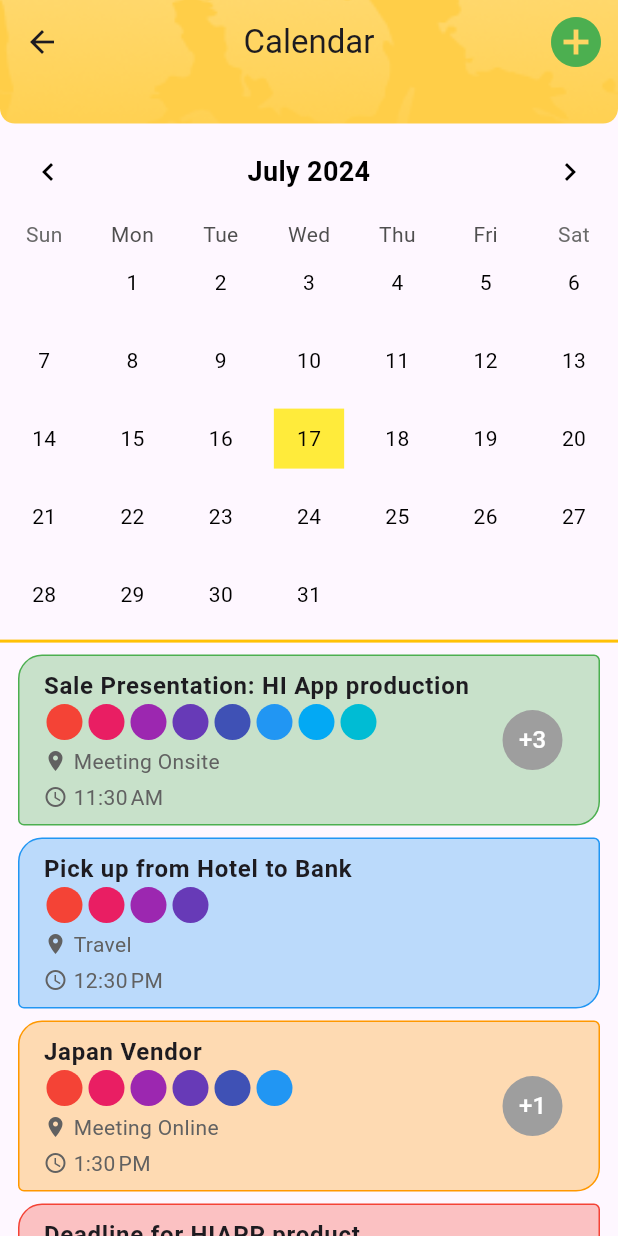
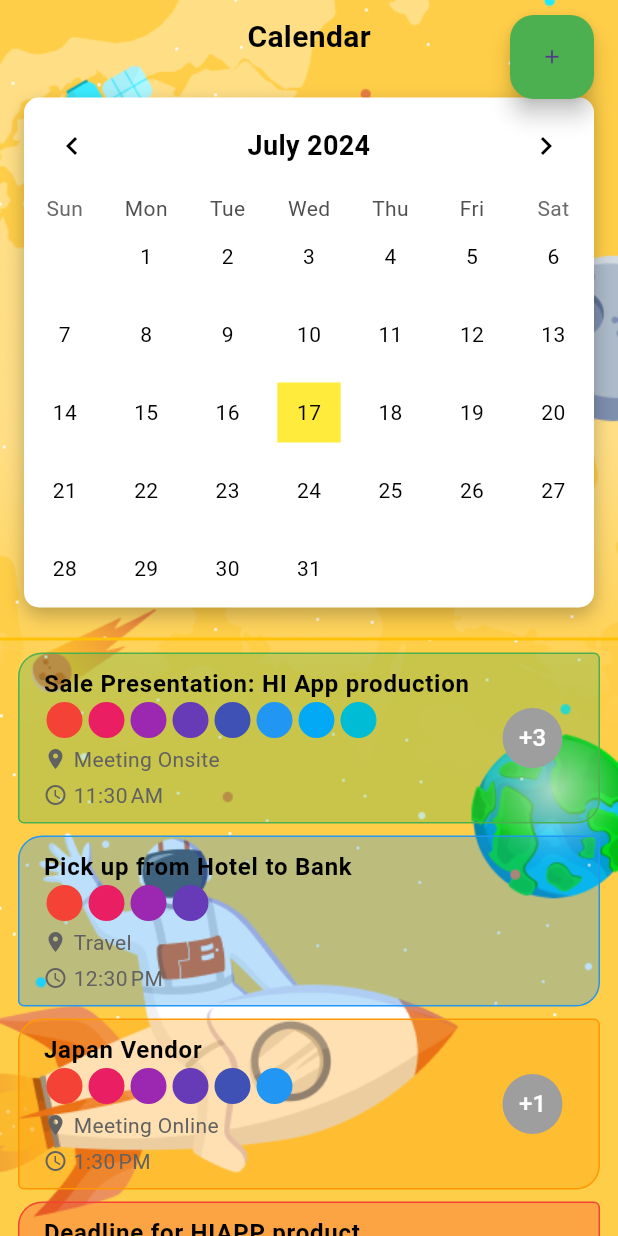
Before and after one commit to FGCompanyDev00/pb_hrm_app, a Flutter app: the HomeCalendar screen opened directly, on a phone screen of 412 x 824 dp. Run offline on Flutter 3.47's test engine with Material 3 defaults, Android fonts, the phone set to English and light mode, and no system bars; drawn by our look-alikes of table_calendar; our stand-ins replace carousel_slider, flutter_easyloading, flutter_hooks, flutter_local_notifications, flutter_staggered_animations, hooks_riverpod and 3 more; accounts and stored records are empty; generated files the repository leaves out were written again; network calls fail.

```diff
--- a/lib/home/home_calendar.dart
+++ b/lib/home/home_calendar.dart
@@ -1,8 +1,10 @@
 import 'package:flutter/material.dart';
-import 'package:pb_hrsystem/home/popups/EventDetailsPopup.dart';
+import 'package:provider/provider.dart';
+import 'package:pb_hrsystem/theme/theme.dart';
 import 'package:table_calendar/table_calendar.dart';
 import 'package:flutter_local_notifications/flutter_local_notifications.dart';
 import 'package:intl/intl.dart';
+import 'package:pb_hrsystem/home/popups/EventDetailsPopup.dart';
 
 class HomeCalendar extends StatefulWidget {
   const HomeCalendar({super.key});
@@ -84,60 +86,54 @@ class _HomeCalendarState extends State<HomeCalendar> {
 
   @override
   Widget build(BuildContext context) {
+    final themeNotifier = Provider.of<ThemeNotifier>(context);
+    final bool isDarkMode = themeNotifier.isDarkMode;
+
     return Scaffold(
       body: Stack(
         children: [
-          // Positioned.fill(
-          //   child: Image.asset(
-          //     'assets/background.png',
-          //     fit: BoxFit.cover,
-          //   ),
-          // ),
-          Column(
-            children: [
-              ClipRRect(
-                borderRadius: const BorderRadius.only(
-                  bottomLeft: Radius.circular(10),
-                  bottomRight: Radius.circular(10),
-                ),
-                child: Container(
-                  width: double.infinity, // Make the AppBar take full width
-                  height: MediaQuery.of(context).size.height * 0.1, // Make the ClipRRect larger
+          Container(
             decoration: BoxDecoration(
               image: DecorationImage(
-                      image: AssetImage('assets/background.png'),
+                image: AssetImage(isDarkMode ? 'assets/darkbg.png' : 'assets/ready_bg.png'),
                 fit: BoxFit.cover,
               ),
             ),
-                  child: AppBar(
-                    centerTitle: true, // Center the title
-                    title: const Text('Calendar'),
-                    backgroundColor: Colors.transparent,
-                    elevation: 0,
-                    actions: [
-                      IconButton(
-                        icon: const Icon(
-                          Icons.add_circle,
-                          size: 40, // Make the plus button bigger
-                          color: Colors.green, // Color the plus button green
           ),
-                        onPressed: () async {
-                          final newEvent = await Navigator.push<Event?>(
-                            context,
-                            MaterialPageRoute(
-                              builder: (context) => const AddEventScreen(),
+          Column(
+            children: [
+              Container(
+                padding: const EdgeInsets.symmetric(horizontal: 16.0, vertical: 10.0),
+                child: SafeArea(
+                  child: Row(
+                    mainAxisAlignment: MainAxisAlignment.center,
+                    children: [
+                      Text(
+                        'Calendar',
+                        style: TextStyle(
+                          fontSize: 20,
+                          fontWeight: FontWeight.w600,
+                          color: isDarkMode ? Colors.white : Colors.black,
                         ),
-                          );
-                          if (newEvent != null) {
-                            _addEvent(newEvent.title, newEvent.dateTime, newEvent.description, newEvent.attendees);
-                          }
-                        },
                       ),
                     ],
                   ),
                 ),
               ),
-              TableCalendar<Event>(
+              Container(
+                margin: const EdgeInsets.all(16.0),
+                decoration: BoxDecoration(
+                  color: isDarkMode ? Colors.black54 : Colors.white,
+                  borderRadius: BorderRadius.circular(10),
+                  boxShadow: const [
+                    BoxShadow(
+                      color: Colors.black26,
+                      blurRadius: 10,
+                      offset: Offset(0, 5),
+                    ),
+                  ],
+                ),
+                child: TableCalendar<Event>(
                   firstDay: DateTime.utc(2010, 10, 16),
                   lastDay: DateTime.utc(2030, 3, 14),
                   focusedDay: _focusedDay,
@@ -161,44 +157,44 @@ class _HomeCalendarState extends State<HomeCalendar> {
                     _focusedDay = focusedDay;
                   },
                   eventLoader: _getEventsForDay,
-                calendarStyle: const CalendarStyle(
+                  calendarStyle: CalendarStyle(
                     outsideDaysVisible: false,
-                  markerDecoration: BoxDecoration(
+                    markerDecoration: const BoxDecoration(
                       color: Colors.green,
                       shape: BoxShape.circle,
                     ),
-                  todayDecoration: BoxDecoration(
+                    todayDecoration: const BoxDecoration(
                       color: Colors.greenAccent,
                       shape: BoxShape.circle,
                     ),
-                  selectedDecoration: BoxDecoration(
+                    selectedDecoration: const BoxDecoration(
                       color: Colors.yellow,
                       shape: BoxShape.rectangle,
                     ),
-                  defaultTextStyle: TextStyle(color: Colors.black),
-                  weekendTextStyle: TextStyle(color: Colors.black),
-                  todayTextStyle: TextStyle(color: Colors.black),
-                  selectedTextStyle: TextStyle(color: Colors.black),
+                    defaultTextStyle: TextStyle(color: isDarkMode ? Colors.white : Colors.black),
+                    weekendTextStyle: TextStyle(color: isDarkMode ? Colors.white : Colors.black),
+                    todayTextStyle: TextStyle(color: isDarkMode ? Colors.white : Colors.black),
+                    selectedTextStyle: TextStyle(color: isDarkMode ? Colors.black : Colors.black),
                   ),
-                headerStyle: const HeaderStyle(
+                  headerStyle: HeaderStyle(
                     formatButtonVisible: false,
                     titleCentered: true,
                     titleTextStyle: TextStyle(
-                    color: Colors.black,
+                      color: isDarkMode ? Colors.white : Colors.black,
                       fontSize: 18,
                       fontWeight: FontWeight.bold,
                     ),
                     leftChevronIcon: Icon(
                       Icons.chevron_left,
-                    color: Colors.black,
+                      color: isDarkMode ? Colors.white : Colors.black,
                     ),
                     rightChevronIcon: Icon(
                       Icons.chevron_right,
-                    color: Colors.black,
+                      color: isDarkMode ? Colors.white : Colors.black,
                     ),
                   ),
                 ),
-              // Add the yellow line
+              ),
               Container(
                 height: 2.0,
                 color: Colors.amber,
@@ -232,8 +228,9 @@ class _HomeCalendarState extends State<HomeCalendar> {
                             onTap: () => _showEventDetails(event),
                             title: Text(
                               event.title,
-                              style: const TextStyle(
+                              style: TextStyle(
                                 fontWeight: FontWeight.bold,
+                                color: isDarkMode ? Colors.white : Colors.black,
                               ),
                             ),
                             subtitle: Column(
@@ -273,7 +270,7 @@ class _HomeCalendarState extends State<HomeCalendar> {
                             trailing: event.attendees > 5
                                 ? CircleAvatar(
                               backgroundColor: Colors.grey,
-                                    child: Text('+${event.attendees - 5}', style: TextStyle(color: Colors.white)),
+                              child: Text('+${event.attendees - 5}', style: const TextStyle(color: Colors.white)),
                             )
                                 : null,
                           ),
@@ -284,6 +281,25 @@ class _HomeCalendarState extends State<HomeCalendar> {
                 ),
               ),
             ],
+          ),
+          Positioned(
+            top: MediaQuery.of(context).padding.top + 10,
+            right: 16,
+            child: FloatingActionButton(
+              onPressed: () async {
+                final newEvent = await Navigator.push<Event?>(
+                  context,
+                  MaterialPageRoute(
+                    builder: (context) => const AddEventScreen(),
+                  ),
+                );
+                if (newEvent != null) {
+                  _addEvent(newEvent.title, newEvent.dateTime, newEvent.description, newEvent.attendees);
+                }
+              },
+              backgroundColor: Colors.green,
+              child: const Icon(Icons.add, size: 15),
+            ),
           ),
         ],
       ),
```
Also changed, not shown: lib/login/login_page.dart (+74 -27 lines). Lines whose indentation alone changed are shown as unchanged.
